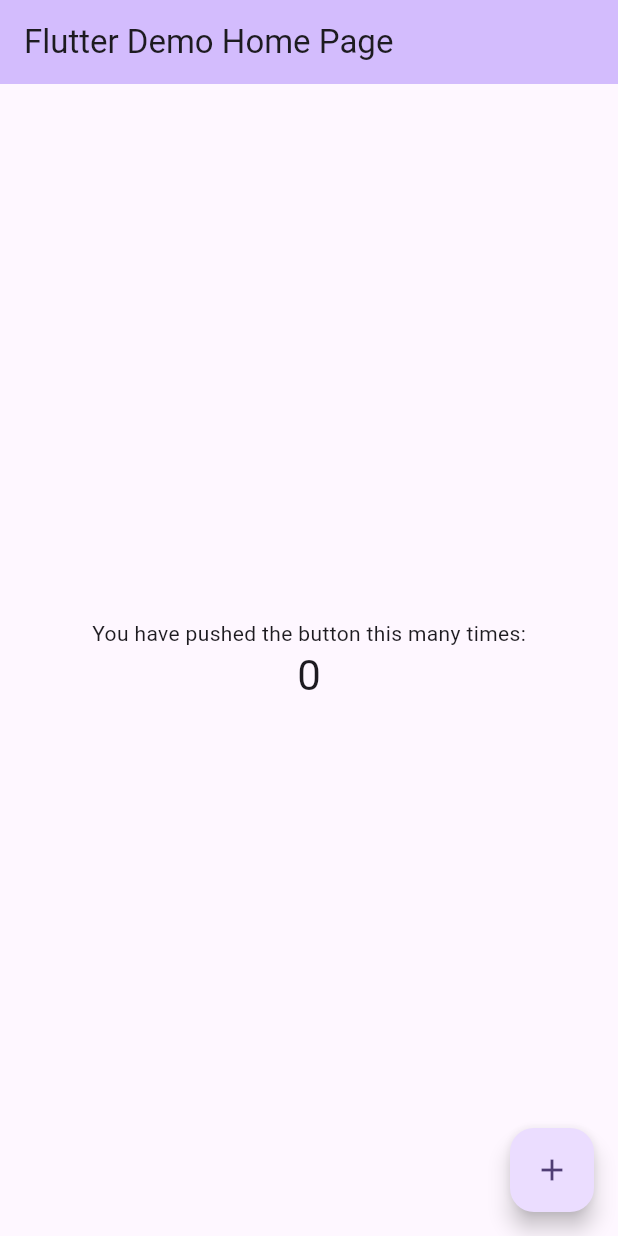
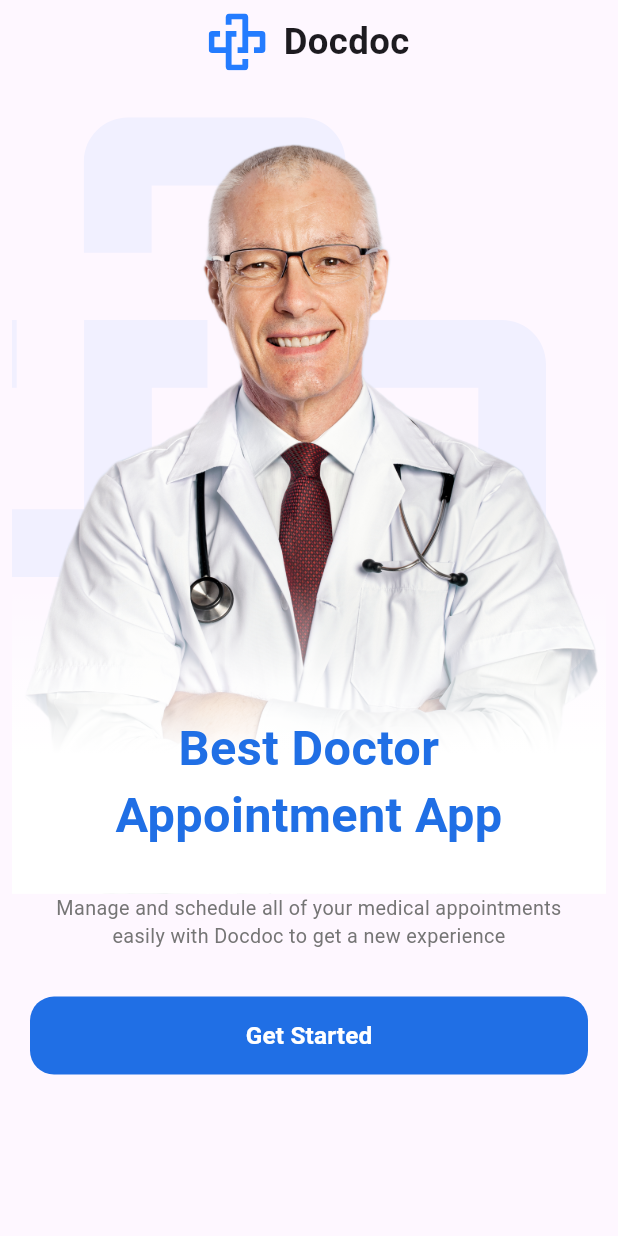
Before and after one commit to ramadanmostafa123/doc_booker, a Flutter app: the screen it shows after launch, on a phone screen of 412 x 824 dp. Run offline on Flutter 3.47's test engine with Material 3 defaults, Android fonts, the phone set to English and light mode, and no system bars; our stand-ins replace flutter_screenutil, flutter_svg.

Commit message:
added packages (screenUti- flutterSvg) added images and svgs added appRouter added colors and textStyles create on Boarding screen

```diff
--- /dev/null
+++ b/devtools_options.yaml
@@ -0,0 +1 @@
+extensions:
--- /dev/null
+++ b/lib/core/helpers/extentions.dart
@@ -0,0 +1,20 @@
+import 'package:flutter/Widgets.dart';
+
+extension Navigaator on BuildContext {
+  Future<dynamic> pushNamed(String routeName, {Object? argument}) {
+    return Navigator.of(this).pushNamed(routeName, arguments: argument);
+  }
+
+  Future<dynamic> pushReplasmentNamed(String routeName, {Object? argument}) {
+    return Navigator.of(this)
+        .pushReplacementNamed(routeName, arguments: argument);
+  }
+
+  Future<dynamic> pushNamedandRemoveUntil(String routeName,
+      {Object? argument, required RoutePredicate predicate}) {
+    return Navigator.of(this)
+        .pushNamedAndRemoveUntil(routeName, predicate, arguments: argument);
+  }
+
+  void pop() => Navigator.of(this).pop();
+}
--- /dev/null
+++ b/lib/core/routing/app_router.dart
@@ -0,0 +1,26 @@
+import 'package:doc_booker/core/routing/routes.dart';
+import 'package:doc_booker/faetures/on_boarding/ui/on_boarding.dart';
+import 'package:doc_booker/faetures/ui/login_screen.dart';
+import 'package:flutter/material.dart';
+
+class AppRouter {
+  Route generateRote(RouteSettings settings) {
+
+    //
+    final argument = settings.arguments;
+    switch (settings.name) {
+      case Routes.onBoarding:
+        return MaterialPageRoute(builder: (_) => const OnBoardingScreen());
+
+      case Routes.loginScreen:
+        return MaterialPageRoute(builder: (_) => const LoginScreen());
+
+      default:
+        return MaterialPageRoute(
+            builder: (_) => Scaffold(
+                  body: Center(
+                      child: Text('No Routes define for ${settings.name}')),
+                ));
+    }
+  }
+}
--- /dev/null
+++ b/lib/core/routing/routes.dart
@@ -0,0 +1,5 @@
+class Routes {
+  static const String onBoarding = '/onBoarding';
+    static const String loginScreen = '/loginScreen';
+
+}
--- /dev/null
+++ b/lib/core/theming/colors.dart
@@ -0,0 +1,6 @@
+import 'package:flutter/material.dart';
+
+class ColorManager {
+  static Color mainBlue = const Color(0xff206fe5);
+ static Color grey = const Color(0xff757575);
+}
--- /dev/null
+++ b/lib/core/theming/text_style.dart
@@ -0,0 +1,26 @@
+import 'package:doc_booker/core/theming/colors.dart';
+import 'package:flutter/material.dart';
+import 'package:flutter_screenutil/flutter_screenutil.dart';
+
+class TextStyles {
+  static TextStyle font24Black700weight = TextStyle(
+      fontSize: 24.sp,
+      fontWeight: FontWeight.w700,
+
+      );
+  static TextStyle font32BlueBold = TextStyle(
+    fontSize: 32.sp,
+    fontWeight: FontWeight.bold,
+    color: ColorManager.mainBlue,
+  );
+    static TextStyle font13Greyregular = TextStyle(
+    fontSize: 13.sp,
+    fontWeight: FontWeight.normal,
+    color: ColorManager.grey,
+  );
+      static TextStyle font16white600Weight = TextStyle(
+    fontSize: 16.sp,
+    fontWeight: FontWeight.w600,
+    color: Colors.white,
+  );
+}
--- /dev/null
+++ b/lib/doc_booker.dart
@@ -0,0 +1,27 @@
+// ignore_for_file: public_member_api_docs, sort_constructors_first
+import 'package:doc_booker/core/routing/routes.dart';
+import 'package:flutter/material.dart';
+import 'package:flutter_screenutil/flutter_screenutil.dart';
+import 'package:doc_booker/core/routing/app_router.dart';
+
+class DocBooker extends StatelessWidget {
+  const DocBooker({
+    Key? key,
+    required this.appRouter,
+  }) : super(key: key);
+  final AppRouter appRouter;
+  @override
+  Widget build(BuildContext context) {
+    return ScreenUtilInit(
+      designSize: const Size(375, 812),
+      minTextAdapt: true,
+      child: MaterialApp(
+        debugShowCheckedModeBanner: false,
+        title: 'Doc Booker',
+        theme: ThemeData(primarySwatch: Colors.deepPurple,),
+        initialRoute: Routes.onBoarding,
+        onGenerateRoute: appRouter.generateRote,
+      ),
+    );
+  }
+}
--- /dev/null
+++ b/lib/faetures/on_boarding/ui/on_boarding.dart
@@ -0,0 +1,51 @@
+import 'package:doc_booker/core/theming/text_style.dart';
+import 'package:doc_booker/faetures/on_boarding/widgets/docter_image_and_text.dart';
+import 'package:flutter/material.dart';
+import 'package:flutter_screenutil/flutter_screenutil.dart';
+
+import '../widgets/doc_logo_and_name.dart';
+import '../widgets/get_started_buttom.dart';
+
+class OnBoardingScreen extends StatelessWidget {
+  const OnBoardingScreen({super.key});
+
+  @override
+  Widget build(BuildContext context) {
+    return Scaffold(
+      body: SafeArea(
+        child: SingleChildScrollView(
+          child: Padding(
+            padding: const EdgeInsets.all(8.0),
+            child: Column(
+              mainAxisAlignment: MainAxisAlignment.center,
+              // crossAxisAlignment: CrossAxisAlignment.center,
+              children: [
+                const DocLogoAndName(),
+                SizedBox(
+                  height: 30.h,
+                ),
+                const DocterImageAndText(),
+                Padding(
+                  padding: const EdgeInsets.symmetric(horizontal: 12),
+                  child: Column(
+                    children: [
+                      Text(
+                        'Manage and schedule all of your medical appointments easily with Docdoc to get a new experience',
+                        style: TextStyles.font13Greyregular,
+                        textAlign: TextAlign.center,
+                      ),
+                      SizedBox(
+                        height: 30.h,
+                      ),
+                      const GetStartedButtom(),
+                    ],
+                  ),
+                ),
+              ],
+            ),
+          ),
+        ),
+      ),
+    );
+  }
+}
--- /dev/null
+++ b/lib/faetures/on_boarding/widgets/doc_logo_and_name.dart
@@ -0,0 +1,25 @@
+import 'package:doc_booker/core/theming/text_style.dart';
+import 'package:flutter/material.dart';
+import 'package:flutter_screenutil/flutter_screenutil.dart';
+import 'package:flutter_svg/flutter_svg.dart';
+
+class DocLogoAndName extends StatelessWidget {
+  const DocLogoAndName({super.key});
+
+  @override
+  Widget build(BuildContext context) {
+    return Row(
+      mainAxisAlignment: MainAxisAlignment.center,
+      children: [
+        SvgPicture.asset('assets/svgs/onBoarding_doc_logo.svg'),
+        SizedBox(
+          width: 10.w,
+        ),
+        Text(
+          'Docdoc',
+          style: TextStyles.font24Black700weight,
+        )
+      ],
+    );
+  }
+}
--- /dev/null
+++ b/lib/faetures/on_boarding/widgets/docter_image_and_text.dart
@@ -0,0 +1,40 @@
+import 'package:doc_booker/core/theming/text_style.dart';
+import 'package:flutter/material.dart';
+import 'package:flutter_svg/flutter_svg.dart';
+
+class DocterImageAndText extends StatelessWidget {
+  const DocterImageAndText({super.key});
+
+  @override
+  Widget build(BuildContext context) {
+    return Stack(
+      children: [
+        SvgPicture.asset('assets/svgs/doc_logo_lowopasity.svg'),
+        Container(
+          foregroundDecoration: BoxDecoration(
+            gradient: LinearGradient(
+              colors: [
+                Colors.white,
+                Colors.white.withOpacity(0),
+              ],
+              begin: Alignment.bottomCenter,
+              end: Alignment.topCenter,
+              stops: const [0.18, 0.4],
+            ),
+          ),
+          child: Image.asset('assets/images/docter.png'),
+        ),
+        Positioned(
+          bottom: 30,
+          left: 0,
+          right: 0,
+          child: Text(
+            'Best Doctor\nAppointment App',
+            style: TextStyles.font32BlueBold.copyWith(height: 1.4),
+            textAlign: TextAlign.center,
+          ),
+        ),
+      ],
+    );
+  }
+}
--- /dev/null
+++ b/lib/faetures/on_boarding/widgets/get_started_buttom.dart
@@ -0,0 +1,35 @@
+import 'package:doc_booker/core/theming/colors.dart';
+import 'package:doc_booker/core/theming/text_style.dart';
+import 'package:flutter/material.dart';
+
+class GetStartedButtom extends StatelessWidget {
+  const GetStartedButtom({super.key});
+
+  @override
+  Widget build(BuildContext context) {
+    return TextButton(
+      style: ButtonStyle(
+        backgroundColor: MaterialStateProperty.all(
+          ColorManager.mainBlue,
+        ),
+        tapTargetSize: MaterialTapTargetSize.shrinkWrap,
+        minimumSize: MaterialStateProperty.all(
+          const Size(
+            double.infinity,
+            52,
+          ),
+        ),
+        shape: MaterialStateProperty.all(
+          RoundedRectangleBorder(
+            borderRadius: BorderRadius.circular(16),
+          ),
+        ),
+      ),
+      onPressed: () {},
+      child: Text(
+        'Get Started',
+        style: TextStyles.font16white600Weight,
+      ),
+    );
+  }
+}
--- /dev/null
+++ b/lib/faetures/ui/login_screen.dart
@@ -0,0 +1,14 @@
+
+
+import 'package:flutter/material.dart';
+
+class LoginScreen extends StatelessWidget {
+  const LoginScreen({super.key});
+
+  @override
+  Widget build(BuildContext context) {
+    return const Scaffold(
+      body: Center(child: Text('LoginScreen')),
+    );
+  }
+}
--- a/lib/main.dart
+++ b/lib/main.dart
@@ -1,126 +1,10 @@
+import 'package:doc_booker/core/routing/app_router.dart';
+import 'package:doc_booker/doc_booker.dart';
 import 'package:flutter/material.dart';
 
 void main() {
-  runApp(const MyApp());
+  WidgetsFlutterBinding.ensureInitialized();
+  runApp(DocBooker(
+    appRouter: AppRouter(),
+  ));
 }
-
-class MyApp extends StatelessWidget {
-  const MyApp({super.key});
-
-  // This widget is the root of your application.
-  @override
-  Widget build(BuildContext context) {
-    return MaterialApp(
-      debugShowCheckedModeBanner: false,
-      title: 'Doc Booker',
-      theme: ThemeData(
-        // This is the theme of your application.
-        //
-        // TRY THIS: Try running your application with "flutter run". You'll see
-        // the application has a purple toolbar. Then, without quitting the app,
-        // try changing the seedColor in the colorScheme below to Colors.green
-        // and then invoke "hot reload" (save your changes or press the "hot
-        // reload" button in a Flutter-supported IDE, or press "r" if you used
-        // the command line to start the app).
-        //
-        // Notice that the counter didn't reset back to zero; the application
-        // state is not lost during the reload. To reset the state, use hot
-        // restart instead.
-        //
-        // This works for code too, not just values: Most code changes can be
-        // tested with just a hot reload.
-        colorScheme: ColorScheme.fromSeed(seedColor: Colors.deepPurple),
-        useMaterial3: true,
-      ),
-      home: const MyHomePage(title: 'Flutter Demo Home Page'),
-    );
-  }
-}
-
-class MyHomePage extends StatefulWidget {
-  const MyHomePage({super.key, required this.title});
-
-  // This widget is the home page of your application. It is stateful, meaning
-  // that it has a State object (defined below) that contains fields that affect
-  // how it looks.
-
-  // This class is the configuration for the state. It holds the values (in this
-  // case the title) provided by the parent (in this case the App widget) and
-  // used by the build method of the State. Fields in a Widget subclass are
-  // always marked "final".
-
-  final String title;
-
-  @override
-  State<MyHomePage> createState() => _MyHomePageState();
-}
-
-class _MyHomePageState extends State<MyHomePage> {
-  int _counter = 0;
-
-  void _incrementCounter() {
-    setState(() {
-      // This call to setState tells the Flutter framework that something has
-      // changed in this State, which causes it to rerun the build method below
-      // so that the display can reflect the updated values. If we changed
-      // _counter without calling setState(), then the build method would not be
-      // called again, and so nothing would appear to happen.
-      _counter++;
-    });
-  }
-
-  @override
-  Widget build(BuildContext context) {
-    // This method is rerun every time setState is called, for instance as done
-    // by the _incrementCounter method above.
-    //
-    // The Flutter framework has been optimized to make rerunning build methods
-    // fast, so that you can just rebuild anything that needs updating rather
-    // than having to individually change instances of widgets.
-    return Scaffold(
-      appBar: AppBar(
-        // TRY THIS: Try changing the color here to a specific color (to
-        // Colors.amber, perhaps?) and trigger a hot reload to see the AppBar
-        // change color while the other colors stay the same.
-        backgroundColor: Theme.of(context).colorScheme.inversePrimary,
-        // Here we take the value from the MyHomePage object that was created by
-        // the App.build method, and use it to set our appbar title.
-        title: Text(widget.title),
-      ),
-      body: Center(
-        // Center is a layout widget. It takes a single child and positions it
-        // in the middle of the parent.
-        child: Column(
-          // Column is also a layout widget. It takes a list of children and
-          // arranges them vertically. By default, it sizes itself to fit its
-          // children horizontally, and tries to be as tall as its parent.
-          //
-          // Column has various properties to control how it sizes itself and
-          // how it positions its children. Here we use mainAxisAlignment to
-          // center the children vertically; the main axis here is the vertical
-          // axis because Columns are vertical (the cross axis would be
-          // horizontal).
-          //
-          // TRY THIS: Invoke "debug painting" (choose the "Toggle Debug Paint"
-          // action in the IDE, or press "p" in the console), to see the
-          // wireframe for each widget.
-          mainAxisAlignment: MainAxisAlignment.center,
-          children: <Widget>[
-            const Text(
-              'You have pushed the button this many times:',
-            ),
-            Text(
-              '$_counter',
-              style: Theme.of(context).textTheme.headlineMedium,
-            ),
-          ],
-        ),
-      ),
-      floatingActionButton: FloatingActionButton(
-        onPressed: _incrementCounter,
-        tooltip: 'Increment',
-        child: const Icon(Icons.add),
-      ), // This trailing comma makes auto-formatting nicer for build methods.
-    );
-  }
-}
```
Also changed, not shown: pubspec.yaml (+8 -2 lines), assets/images/docter.png (added), assets/svgs/doc_logo.svg (added), assets/svgs/doc_logo_lowopasity.svg (added), assets/svgs/onBoarding_doc_logo.svg (added), pubspec.lock, 1 other file.
